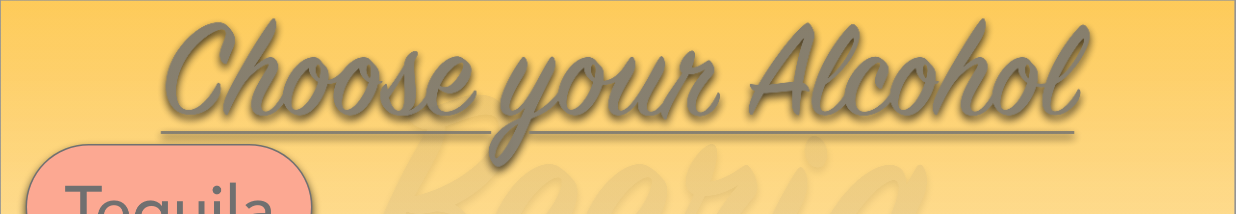
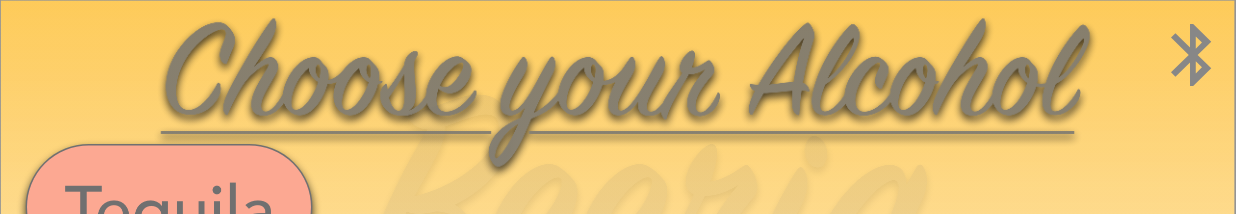
Before and after one commit to Bradysm/Mixed, an Android app: the HomeScreen screen opened directly, with no data from a screen before it, on a phone screen of 824 x 412 dp (held sideways). Shown: the top 214 px of the screen. Run offline under Robolectric (Android 15) with nearby library versions, the phone set to English and light mode, and no system bars.

Commit message:
added a bluetooth logo and then added bluetooth LE capabilities to the android manifest

```diff
--- a/Beerig_App/app/src/main/AndroidManifest.xml
+++ b/Beerig_App/app/src/main/AndroidManifest.xml
@@ -1,7 +1,10 @@
 <?xml version="1.0" encoding="utf-8"?>
 <manifest xmlns:android="http://schemas.android.com/apk/res/android"
     package="com.beering.beerig_app">
-
+    <uses-permission android:name="android.permission.BLUETOOTH"/>
+    <uses-permission android:name="android.permission.BLUETOOTH_ADMIN"/>
+    <uses-permission android:name="android.permission.ACCESS_COARSE_LOCATION"/>
+    <uses-feature android:name="android.hardware.bluetooth_le" android:required="true"/>
     <application
         android:allowBackup="true"
         android:icon="@mipmap/ic_launcher"
--- a/Beerig_App/app/src/main/res/layout/activity_home_screen.xml
+++ b/Beerig_App/app/src/main/res/layout/activity_home_screen.xml
@@ -85,6 +85,15 @@
 
     </LinearLayout>
 
+    <ImageView
+        android:id="@+id/settings"
+        android:layout_width="wrap_content"
+        android:layout_height="wrap_content"
+        android:background="@null"
+        android:src="@drawable/bluetooth"
+        android:layout_alignParentEnd="true"
+        android:layout_alignParentTop="true"
+        android:layout_margin="16dp"/>
     <ImageButton
         android:id="@+id/party_mode"
         android:layout_width="wrap_content"
```
Also changed, not shown: Beerig_App/app/src/main/res/drawable-hdpi/bluetooth.png (added), Beerig_App/app/src/main/res/drawable-hdpi/bluetooth_connected.png (added), Beerig_App/app/src/main/res/drawable-hdpi/ic_more_vert_white.png (added), Beerig_App/app/src/main/res/drawable-ldpi/bluetooth.png (added), Beerig_App/app/src/main/res/drawable-ldpi/bluetooth_connected.png (added), Beerig_App/app/src/main/res/drawable-ldpi/ic_more_vert_white.png (added), Beerig_App/app/src/main/res/drawable-mdpi/bluetooth.png (added), Beerig_App/app/src/main/res/drawable-mdpi/bluetooth_connected.png (added), Beerig_App/app/src/main/res/drawable-mdpi/ic_more_vert_white.png (added), Beerig_App/app/src/main/res/drawable-xhdpi/bluetooth.png (added), Beerig_App/app/src/main/res/drawable-xhdpi/bluetooth_connected.png (added), Beerig_App/app/src/main/res/drawable-xhdpi/ic_more_vert_white.png (added), Beerig_App/app/src/main/res/drawable-xxhdpi/bluetooth.png (added), Beerig_App/app/src/main/res/drawable-xxhdpi/bluetooth_connected.png (added), 4 more files.
